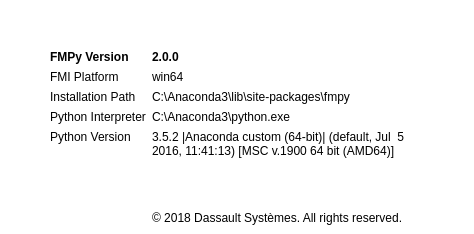
The window that fmpy/gui/forms/AboutDialog.ui (CATIA-Systems/FMPy) describes before a commit, drawn with Qt 5.
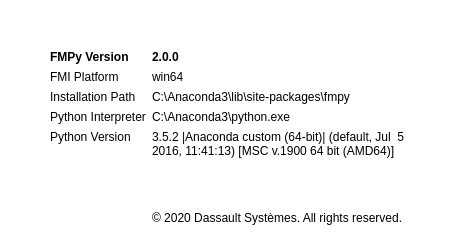
The same window after the commit.

Commit message: Change license to 2-clause BSD and update copyright year

The edit to the form file:
```diff
--- a/fmpy/gui/forms/AboutDialog.ui
+++ b/fmpy/gui/forms/AboutDialog.ui
@@ -212,7 +212,7 @@
    <item row="9" column="1">
     <widget class="QLabel" name="label_8">
      <property name="text">
-      <string>© 2018 Dassault Systèmes. All rights reserved.</string>
+      <string>© 2020 Dassault Systèmes. All rights reserved.</string>
      </property>
     </widget>
    </item>
```
The commit also changes 2 other files.
